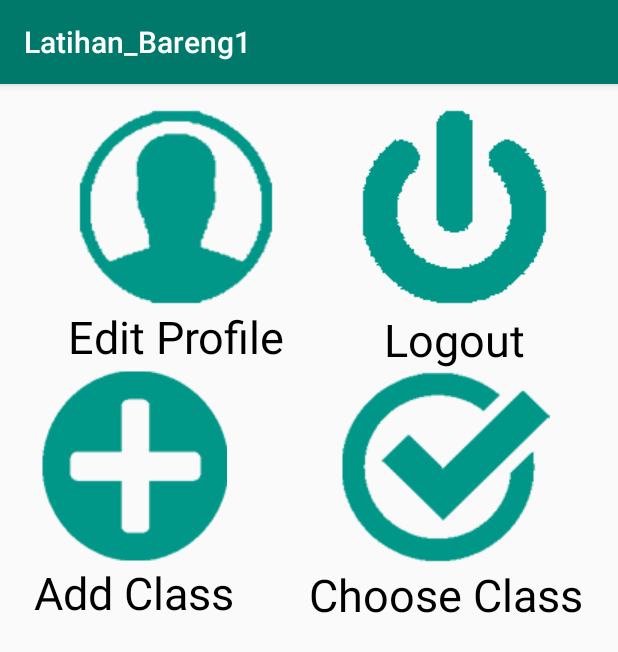
After one commit to shinyuucode/Latihan1, an Android app: the MenuDosen screen opened directly, with no data from a screen before it, on a phone screen of 412 x 824 dp. The commit adds this screen. Shown: the top 652 px of the screen. Run offline under Robolectric (Android 15) with nearby library versions, the phone set to English and light mode, and no system bars.

Commit message:
edit sign up, menu dosen xml

```diff
--- a/app/src/main/AndroidManifest.xml
+++ b/app/src/main/AndroidManifest.xml
@@ -16,11 +16,9 @@
                 <category android:name="android.intent.category.LAUNCHER" />
             </intent-filter>
         </activity>
-        <activity android:name=".Login" >
-
-
-        </activity>
-        <activity android:name=".SignUp"></activity>
+        <activity android:name=".Login" />
+        <activity android:name=".SignUp" />
+        <activity android:name=".MenuDosen"></activity>
     </application>
 
 </manifest>
--- /dev/null
+++ b/app/src/main/java/riksameidy/com/latihan_bareng1/MenuDosen.java
@@ -0,0 +1,13 @@
+package riksameidy.com.latihan_bareng1;
+
+import android.support.v7.app.AppCompatActivity;
+import android.os.Bundle;
+
+public class MenuDosen extends AppCompatActivity {
+
+    @Override
+    protected void onCreate(Bundle savedInstanceState) {
+        super.onCreate(savedInstanceState);
+        setContentView(R.layout.activity_menu_dosen);
+    }
+}
--- /dev/null
+++ b/app/src/main/res/layout/activity_menu_dosen.xml
@@ -0,0 +1,139 @@
+<?xml version="1.0" encoding="utf-8"?>
+<RelativeLayout xmlns:android="http://schemas.android.com/apk/res/android"
+    xmlns:tools="http://schemas.android.com/tools"
+    android:layout_width="match_parent"
+    android:layout_height="match_parent"
+    android:paddingBottom="@dimen/activity_vertical_margin"
+    android:paddingLeft="@dimen/activity_horizontal_margin"
+    android:paddingRight="@dimen/activity_horizontal_margin"
+    android:paddingTop="@dimen/activity_vertical_margin"
+    tools:context="riksameidy.com.latihan_bareng1.MenuDosen">
+
+    <LinearLayout
+        android:layout_width="match_parent"
+        android:layout_height="match_parent"
+        android:orientation="vertical"
+        android:gravity="center_horizontal">
+
+        <LinearLayout
+            android:layout_width="wrap_content"
+            android:layout_height="wrap_content"
+            android:orientation="horizontal"
+            android:layout_gravity="center_horizontal">
+
+            <LinearLayout
+                android:layout_width="wrap_content"
+                android:layout_height="wrap_content"
+                android:orientation="vertical"
+                android:layout_gravity="center_horizontal"
+                android:layout_weight="1"
+                android:gravity="center_horizontal">
+
+                <ImageView
+                    android:layout_width="wrap_content"
+                    android:layout_height="wrap_content"
+                    android:src="@drawable/profilhijau"
+                    android:id="@+id/editprofil"
+                    android:onClick="editprofil"/>
+
+                <TextView
+                    android:layout_width="wrap_content"
+                    android:layout_height="wrap_content"
+                    android:text="@string/edit_profile"
+                    android:textSize="30sp"
+                    android:layout_gravity="center_horizontal"
+                    android:textColor="@color/text"/>
+
+            </LinearLayout>
+
+            <LinearLayout
+                android:layout_width="wrap_content"
+                android:layout_height="wrap_content"
+                android:orientation="vertical"
+                android:layout_gravity="center_horizontal"
+                android:layout_weight="1"
+                android:layout_marginLeft="50dp"
+                android:gravity="center_horizontal"
+                >
+
+                <ImageView
+                    android:layout_width="wrap_content"
+                    android:layout_height="wrap_content"
+                    android:src="@drawable/logouthijau"
+                    android:id="@+id/logout"
+                    android:onClick="logout"/>
+
+                <TextView
+                    android:layout_width="wrap_content"
+                    android:layout_height="wrap_content"
+                    android:text="@string/logout"
+                    android:textSize="30sp"
+                    android:layout_gravity="center_horizontal"
+                    android:textColor="@color/text"/>
+
+            </LinearLayout>
+
+        </LinearLayout>
+
+        <LinearLayout
+            android:layout_width="wrap_content"
+            android:layout_height="wrap_content"
+            android:orientation="horizontal"
+            android:layout_gravity="center_horizontal">
+
+            <LinearLayout
+                android:layout_width="wrap_content"
+                android:layout_height="wrap_content"
+                android:orientation="vertical"
+                android:layout_gravity="center_horizontal"
+                android:layout_weight="1"
+                android:gravity="center_horizontal">
+
+                <ImageView
+                    android:layout_width="wrap_content"
+                    android:layout_height="wrap_content"
+                    android:src="@drawable/addhijau"
+                    android:id="@+id/addkelas"
+                    android:onClick="addkelas"/>
+
+                <TextView
+                    android:layout_width="wrap_content"
+                    android:layout_height="wrap_content"
+                    android:text="@string/add_class"
+                    android:textSize="30sp"
+                    android:layout_gravity="center_horizontal"
+                    android:textColor="@color/text"/>
+
+            </LinearLayout>
+
+            <LinearLayout
+                android:layout_width="wrap_content"
+                android:layout_height="wrap_content"
+                android:orientation="vertical"
+                android:layout_gravity="center_horizontal"
+                android:layout_weight="1"
+                android:layout_marginLeft="50dp"
+                android:gravity="center_horizontal">
+
+                <ImageView
+                    android:layout_width="wrap_content"
+                    android:layout_height="wrap_content"
+                    android:src="@drawable/choosehijau"
+                    android:id="@+id/pilihkelas"
+                    android:onClick="pilihkelas"/>
+
+                <TextView
+                    android:layout_width="wrap_content"
+                    android:layout_height="wrap_content"
+                    android:text="@string/choose_class"
+                    android:textSize="30sp"
+                    android:layout_gravity="center_horizontal"
+                    android:textColor="@color/text"/>
+
+            </LinearLayout>
+
+        </LinearLayout>
+
+    </LinearLayout>
+
+</RelativeLayout>
--- a/app/src/main/res/layout/activity_sign_up.xml
+++ b/app/src/main/res/layout/activity_sign_up.xml
@@ -29,14 +29,18 @@
                 android:layout_width="wrap_content"
                 android:layout_height="wrap_content"
                 android:orientation="horizontal"
-                android:background="@color/background">
+                android:background="@color/background"
+                >
 
-                <Button
+                <TextView
                     android:layout_width="wrap_content"
                     android:layout_height="wrap_content"
                     android:text="@string/dosen"
                     android:onClick="userDosen"
-                    android:id="@+id/pilihdosen"/>
+                    android:id="@+id/pilihdosen"
+                    android:textSize="30sp"
+                    android:textColor="@color/text1"
+                    android:textStyle="bold"/>
 
             </LinearLayout>
 
@@ -46,12 +50,15 @@
                 android:orientation="horizontal"
                 android:background="@color/text1">
 
-                <Button
+                <TextView
                     android:layout_width="wrap_content"
                     android:layout_height="wrap_content"
                     android:text="@string/mahasiswa"
                     android:onClick="userMhs"
-                    android:id="@+id/pilihmhs"/>
+                    android:id="@+id/pilihmhs"
+                    android:textSize="30sp"
+                    android:textColor="@color/background"
+                    android:textStyle="bold"/>
 
             </LinearLayout>
 
--- a/app/src/main/res/values/strings.xml
+++ b/app/src/main/res/values/strings.xml
@@ -13,4 +13,8 @@
     <string name="email">E-mail</string>
     <string name="dosen">Dosen</string>
     <string name="mahasiswa">Mahasiswa</string>
+    <string name="edit_profile">Edit Profile</string>
+    <string name="logout">Logout</string>
+    <string name="add_class">Add Class</string>
+    <string name="choose_class">Choose Class</string>
 </resources>
```
Also changed, not shown: app/src/main/res/drawable/addhijau.png (added), app/src/main/res/drawable/choosehijau.png (added), app/src/main/res/drawable/logouthijau.png (added), app/src/main/res/drawable/profil_putih.png (deleted), app/src/main/res/drawable/profil_putih_small.png (deleted), app/src/main/res/drawable/profilhijau.png (added).
